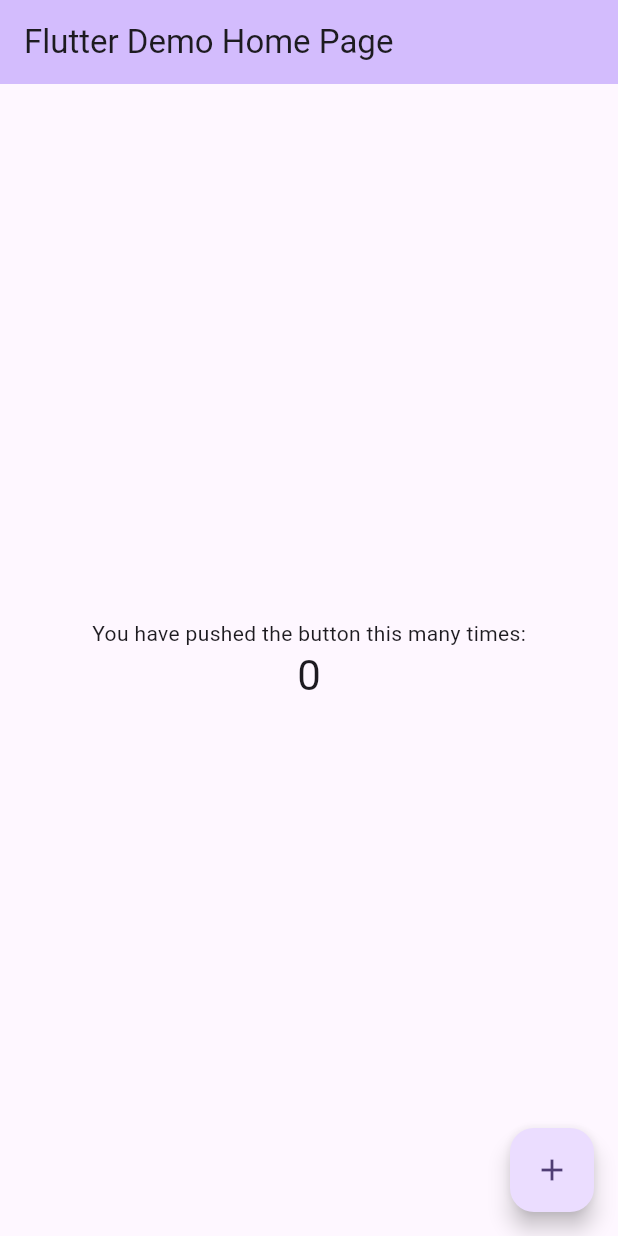
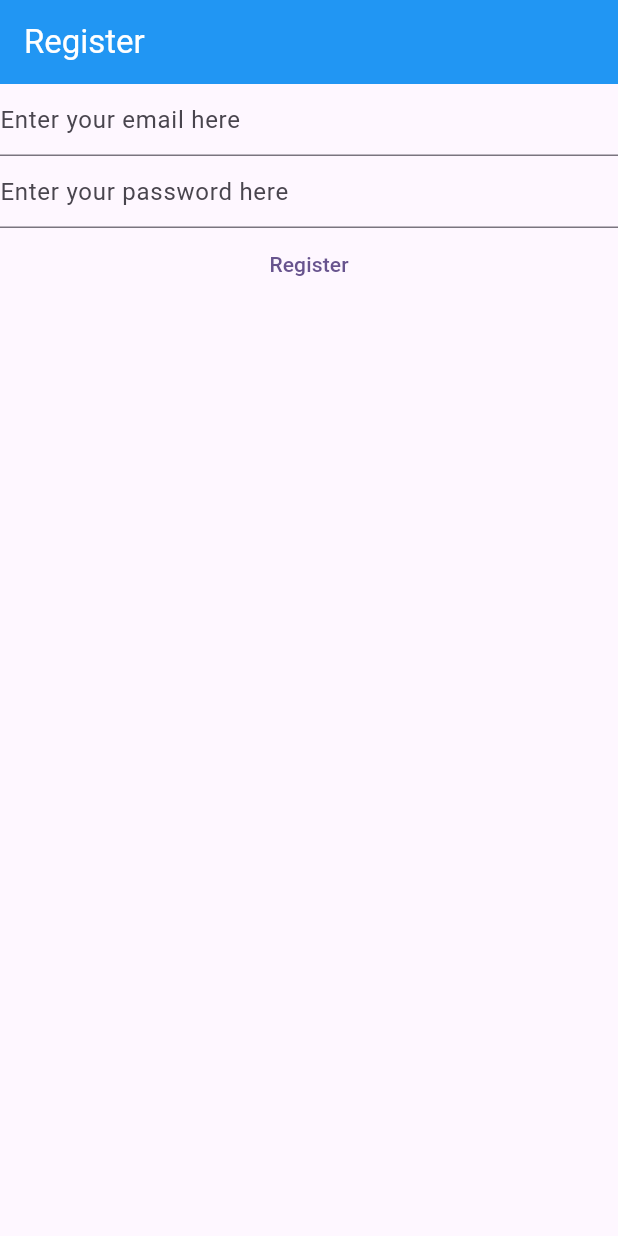
Before and after one commit to alifma/Ponten, a Flutter app: the screen it shows after launch, on a phone screen of 412 x 824 dp. Run offline on Flutter 3.47's test engine with Material 3 defaults, Android fonts, the light colour scheme and no system bars; our stand-ins replace firebase_auth, firebase_core; accounts and stored records are empty; generated files the repository leaves out were written again.

Commit message:
add base register.

```diff
--- a/lib/main.dart
+++ b/lib/main.dart
@@ -1,125 +1,102 @@
+import 'package:firebase_core/firebase_core.dart';
 import 'package:flutter/material.dart';
+import 'package:firebase_auth/firebase_auth.dart';
+import 'firebase_options.dart';
 
 void main() {
-  runApp(const MyApp());
-}
-
-class MyApp extends StatelessWidget {
-  const MyApp({super.key});
-
-  // This widget is the root of your application.
-  @override
-  Widget build(BuildContext context) {
-    return MaterialApp(
+  WidgetsFlutterBinding.ensureInitialized();
+  runApp(MaterialApp(
     title: 'Flutter Demo',
     theme: ThemeData(
-        // This is the theme of your application.
-        //
-        // TRY THIS: Try running your application with "flutter run". You'll see
-        // the application has a purple toolbar. Then, without quitting the app,
-        // try changing the seedColor in the colorScheme below to Colors.green
-        // and then invoke "hot reload" (save your changes or press the "hot
-        // reload" button in a Flutter-supported IDE, or press "r" if you used
-        // the command line to start the app).
-        //
-        // Notice that the counter didn't reset back to zero; the application
-        // state is not lost during the reload. To reset the state, use hot
-        // restart instead.
-        //
-        // This works for code too, not just values: Most code changes can be
-        // tested with just a hot reload.
       colorScheme: ColorScheme.fromSeed(seedColor: Colors.deepPurple),
       useMaterial3: true,
     ),
-      home: const MyHomePage(title: 'Flutter Demo Home Page'),
-    );
-  }
+    home: const HomePage(),
+  ));
 }
 
-class MyHomePage extends StatefulWidget {
-  const MyHomePage({super.key, required this.title});
-
-  // This widget is the home page of your application. It is stateful, meaning
-  // that it has a State object (defined below) that contains fields that affect
-  // how it looks.
-
-  // This class is the configuration for the state. It holds the values (in this
-  // case the title) provided by the parent (in this case the App widget) and
-  // used by the build method of the State. Fields in a Widget subclass are
-  // always marked "final".
-
-  final String title;
+class HomePage extends StatefulWidget {
+  const HomePage({super.key});
 
   @override
-  State<MyHomePage> createState() => _MyHomePageState();
+  State<HomePage> createState() => _HomePageState();
 }
 
-class _MyHomePageState extends State<MyHomePage> {
-  int _counter = 0;
+class _HomePageState extends State<HomePage> {
+  late final TextEditingController _email;
+  late final TextEditingController _password;
+  @override
+  void initState() {
+    _email = TextEditingController();
+    _password = TextEditingController();
+    super.initState();
+  }
 
-  void _incrementCounter() {
-    setState(() {
-      // This call to setState tells the Flutter framework that something has
-      // changed in this State, which causes it to rerun the build method below
-      // so that the display can reflect the updated values. If we changed
-      // _counter without calling setState(), then the build method would not be
-      // called again, and so nothing would appear to happen.
-      _counter++;
-    });
+  @override
+  void dispose() {
+    _email.dispose();
+    _password.dispose();
+    super.dispose();
   }
 
   @override
   Widget build(BuildContext context) {
-    // This method is rerun every time setState is called, for instance as done
-    // by the _incrementCounter method above.
-    //
-    // The Flutter framework has been optimized to make rerunning build methods
-    // fast, so that you can just rebuild anything that needs updating rather
-    // than having to individually change instances of widgets.
     return Scaffold(
       appBar: AppBar(
-        // TRY THIS: Try changing the color here to a specific color (to
-        // Colors.amber, perhaps?) and trigger a hot reload to see the AppBar
-        // change color while the other colors stay the same.
-        backgroundColor: Theme.of(context).colorScheme.inversePrimary,
-        // Here we take the value from the MyHomePage object that was created by
-        // the App.build method, and use it to set our appbar title.
-        title: Text(widget.title),
+        title: const Text(
+          'Register',
+          style: TextStyle(color: Colors.white),
         ),
-      body: Center(
-        // Center is a layout widget. It takes a single child and positions it
-        // in the middle of the parent.
-        child: Column(
-          // Column is also a layout widget. It takes a list of children and
-          // arranges them vertically. By default, it sizes itself to fit its
-          // children horizontally, and tries to be as tall as its parent.
-          //
-          // Column has various properties to control how it sizes itself and
-          // how it positions its children. Here we use mainAxisAlignment to
-          // center the children vertically; the main axis here is the vertical
-          // axis because Columns are vertical (the cross axis would be
-          // horizontal).
-          //
-          // TRY THIS: Invoke "debug painting" (choose the "Toggle Debug Paint"
-          // action in the IDE, or press "p" in the console), to see the
-          // wireframe for each widget.
-          mainAxisAlignment: MainAxisAlignment.center,
-          children: <Widget>[
-            const Text(
-              'You have pushed the button this many times:',
+        backgroundColor: Colors.blue,
       ),
-            Text(
-              '$_counter',
-              style: Theme.of(context).textTheme.headlineMedium,
+      body: FutureBuilder(
+        future: Firebase.initializeApp(
+            options: DefaultFirebaseOptions.currentPlatform),
+        builder: (context, snapshot) {
+          switch (snapshot.connectionState) {
+            case ConnectionState.done:
+              return Column(
+                children: [
+                  TextField(
+                    controller: _email,
+                    enableSuggestions: false,
+                    autocorrect: false,
+                    keyboardType: TextInputType.emailAddress,
+                    decoration: const InputDecoration(
+                      hintText: 'Enter your email here',
+                    ),
+                  ),
+                  TextField(
+                    controller: _password,
+                    obscureText: true,
+                    enableSuggestions: false,
+                    autocorrect: false,
+                    decoration: const InputDecoration(
+                      hintText: 'Enter your password here',
+                    ),
+                  ),
+                  TextButton(
+                    onPressed: () async {
+                      final email = _email.text;
+                      final password = _password.text;
+                      try {
+                        final userCredential = await FirebaseAuth.instance
+                            .createUserWithEmailAndPassword(
+                                email: email, password: password);
+                        print(userCredential);
+                      } catch (e) {
+                        print(e.toString());
+                      }
+                    },
+                    child: const Text('Register'),
                   ),
                 ],
+              );
+            default:
+              return const Text('Loading');
+          }
+        },
       ),
-      ),
-      floatingActionButton: FloatingActionButton(
-        onPressed: _incrementCounter,
-        tooltip: 'Increment',
-        child: const Icon(Icons.add),
-      ), // This trailing comma makes auto-formatting nicer for build methods.
     );
   }
 }
--- a/pubspec.yaml
+++ b/pubspec.yaml
@@ -36,6 +36,7 @@ dependencies:
   # Use with the CupertinoIcons class for iOS style icons.
   cupertino_icons: ^1.0.2
   firebase_core: ^2.23.0
+  firebase_auth: ^4.14.1
 
 dev_dependencies:
   flutter_test:
```
Also changed, not shown: pubspec.lock, 3 other files. Lines whose indentation alone changed are shown as unchanged.
